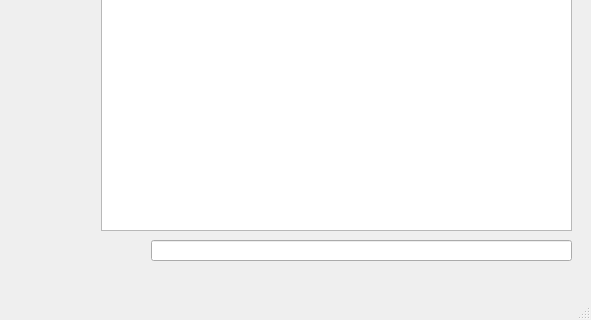
Darwin-Che/balance-car-qt, file mainwindow.ui: the form before one commit; both pictures show x 309 to 900 and y 280 to 600 of the 900 by 600 pixel window.
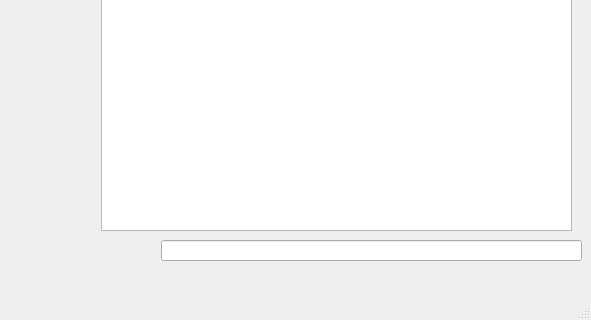
The form after the commit.

Commit message: Finished Msg Interface

Patch:
```diff
--- a/mainwindow.ui
+++ b/mainwindow.ui
@@ -96,7 +96,7 @@
    <widget class="QLineEdit" name="lineedit_msgs">
     <property name="geometry">
      <rect>
-      <x>460</x>
+      <x>470</x>
       <y>520</y>
       <width>421</width>
       <height>21</height>
```
The commit also changes 4 other files.
